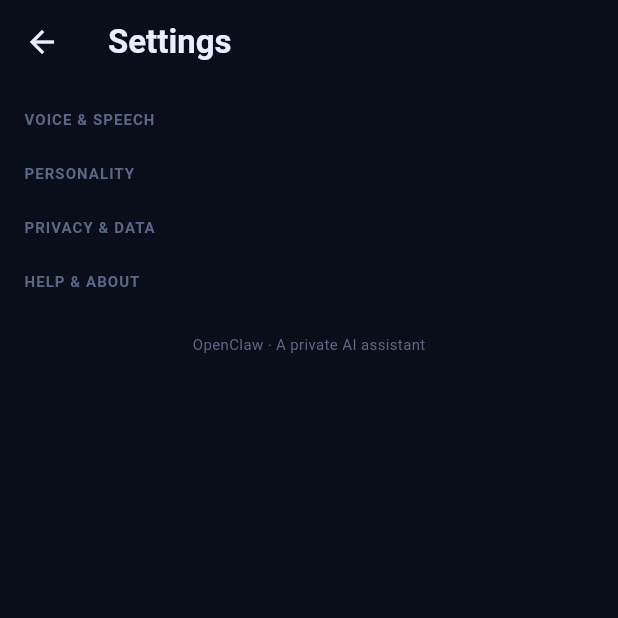
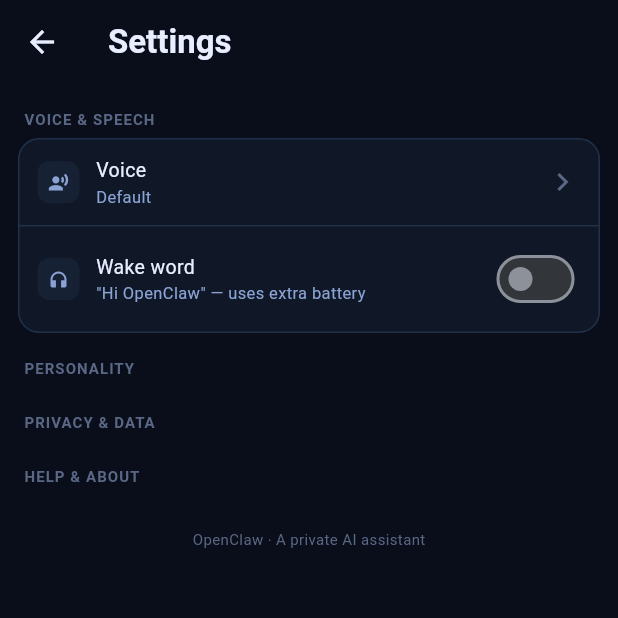
Before and after one commit to mbaylon7/flutter-ai-agent, a Flutter app: the SettingsScreen screen opened directly, on a phone screen of 412 x 824 dp, the top half of it. Run offline on Flutter 3.47's test engine with Material 3 defaults, Android fonts, the phone set to English and light mode, and no system bars; our stand-ins replace flutter_highlight, flutter_markdown, flutter_riverpod, flutter_secure_storage, flutter_tts, speech_to_text and 1 more; missing offline and left inert: cryptography, markdown; accounts and stored records are empty.

Commit message:
feat(ui): voice settings section with picker + wake-word toggle
Co-Authored-By: Claude Sonnet 4.6 <noreply@anthropic.com>

```diff
--- a/lib/ui/settings/voice_section.dart
+++ b/lib/ui/settings/voice_section.dart
@@ -1,7 +1,79 @@
 import 'package:flutter/material.dart';
+import 'package:flutter_riverpod/flutter_riverpod.dart';
+import 'package:stt_tts/core/theme.dart';
+import 'package:stt_tts/state/settings_provider.dart';
+import 'package:stt_tts/state/voice_controller.dart';
+import 'package:stt_tts/ui/settings/setting_tile.dart';
 
-class VoiceSection extends StatelessWidget {
+class VoiceSection extends ConsumerWidget {
   const VoiceSection({super.key});
+
   @override
-  Widget build(BuildContext context) => const SizedBox.shrink();
+  Widget build(BuildContext context, WidgetRef ref) {
+    final settings = ref.watch(settingsProvider);
+    final tts = ref.watch(ttsServiceProvider);
+
+    return Container(
+      margin: const EdgeInsets.symmetric(horizontal: 12),
+      decoration: BoxDecoration(
+        color: OcColors.overlayTint,
+        border: Border.all(color: OcColors.borderTint),
+        borderRadius: BorderRadius.circular(14),
+      ),
+      child: Column(
+        children: [
+          SettingTile(
+            icon: Icons.record_voice_over,
+            title: 'Voice',
+            subtitle: settings.voiceKey ?? 'Default',
+            trailing: const Icon(Icons.chevron_right, color: OcColors.textMeta),
+            onTap: () async {
+              final picked = await showModalBottomSheet<String>(
+                context: context,
+                backgroundColor: OcColors.surface,
+                builder: (_) => SafeArea(
+                  child: ListView(
+                    shrinkWrap: true,
+                    children: tts.voices.map((v) {
+                      final key = '${v['name']}|${v['locale']}';
+                      return ListTile(
+                        title: Text(
+                          v['name'] ?? '',
+                          style: const TextStyle(color: OcColors.textPrimary),
+                        ),
+                        subtitle: Text(
+                          v['locale'] ?? '',
+                          style: const TextStyle(color: OcColors.textSubtitle),
+                        ),
+                        trailing: settings.voiceKey == key
+                            ? const Icon(Icons.check, color: OcColors.accent)
+                            : null,
+                        onTap: () => Navigator.pop(context, key),
+                      );
+                    }).toList(),
+                  ),
+                ),
+              );
+              if (picked != null) {
+                await tts.selectVoice(picked);
+                await ref.read(settingsProvider.notifier).setVoiceKey(picked);
+              }
+            },
+          ),
+          const Divider(color: OcColors.borderTint, height: 1),
+          SettingTile(
+            icon: Icons.headphones,
+            title: 'Wake word',
+            subtitle: '"Hi OpenClaw" — uses extra battery',
+            trailing: Switch(
+              value: settings.wakeWordEnabled,
+              onChanged: (v) =>
+                  ref.read(settingsProvider.notifier).setWakeWord(v),
+              activeColor: OcColors.accent,
+            ),
+          ),
+        ],
+      ),
+    );
+  }
 }
```
